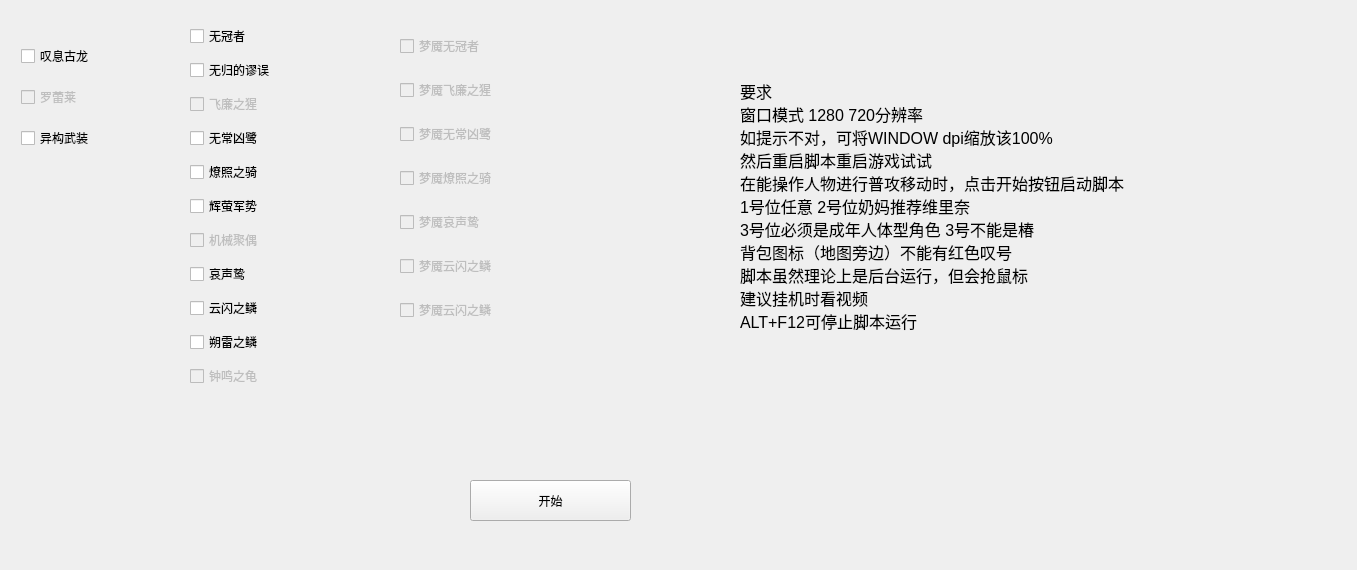
The window that normalbosspanel.ui (A-SunsetMkt-Forks/wuwaBackendTool) describes before a commit, drawn with Qt 5.
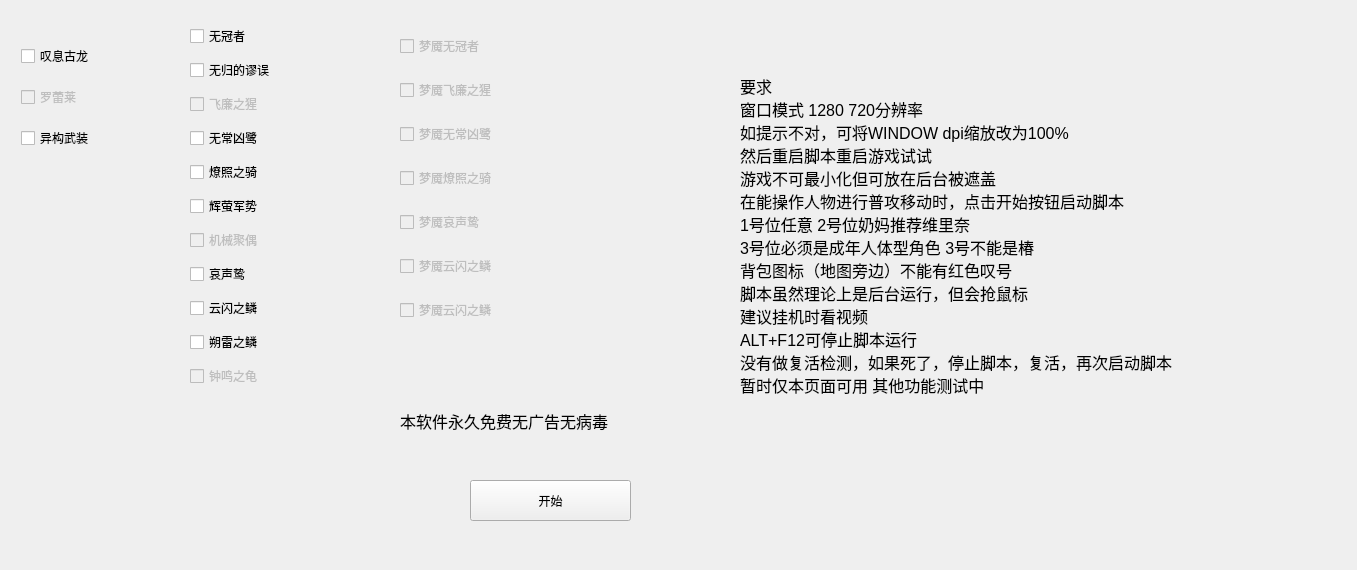
The same window after the commit.

The edit to the form file:
```diff
--- a/normalbosspanel.ui
+++ b/normalbosspanel.ui
@@ -269,7 +269,7 @@
      <x>740</x>
      <y>50</y>
      <width>521</width>
-     <height>311</height>
+     <height>371</height>
     </rect>
    </property>
    <property name="font">
@@ -280,15 +280,36 @@
    <property name="text">
     <string>要求
 窗口模式 1280 720分辨率
-如提示不对，可将WINDOW dpi缩放该100%
+如提示不对，可将WINDOW dpi缩放改为100%
 然后重启脚本重启游戏试试
+游戏不可最小化但可放在后台被遮盖
 在能操作人物进行普攻移动时，点击开始按钮启动脚本
 1号位任意 2号位奶妈推荐维里奈
 3号位必须是成年人体型角色 3号不能是椿
 背包图标（地图旁边）不能有红色叹号
 脚本虽然理论上是后台运行，但会抢鼠标
 建议挂机时看视频
-ALT+F12可停止脚本运行</string>
+ALT+F12可停止脚本运行
+没有做复活检测，如果死了，停止脚本，复活，再次启动脚本
+暂时仅本页面可用 其他功能测试中</string>
+   </property>
+  </widget>
+  <widget class="QLabel" name="label_7">
+   <property name="geometry">
+    <rect>
+     <x>400</x>
+     <y>400</y>
+     <width>731</width>
+     <height>41</height>
+    </rect>
+   </property>
+   <property name="font">
+    <font>
+     <pointsize>12</pointsize>
+    </font>
+   </property>
+   <property name="text">
+    <string>本软件永久免费无广告无病毒</string>
    </property>
   </widget>
  </widget>
```
